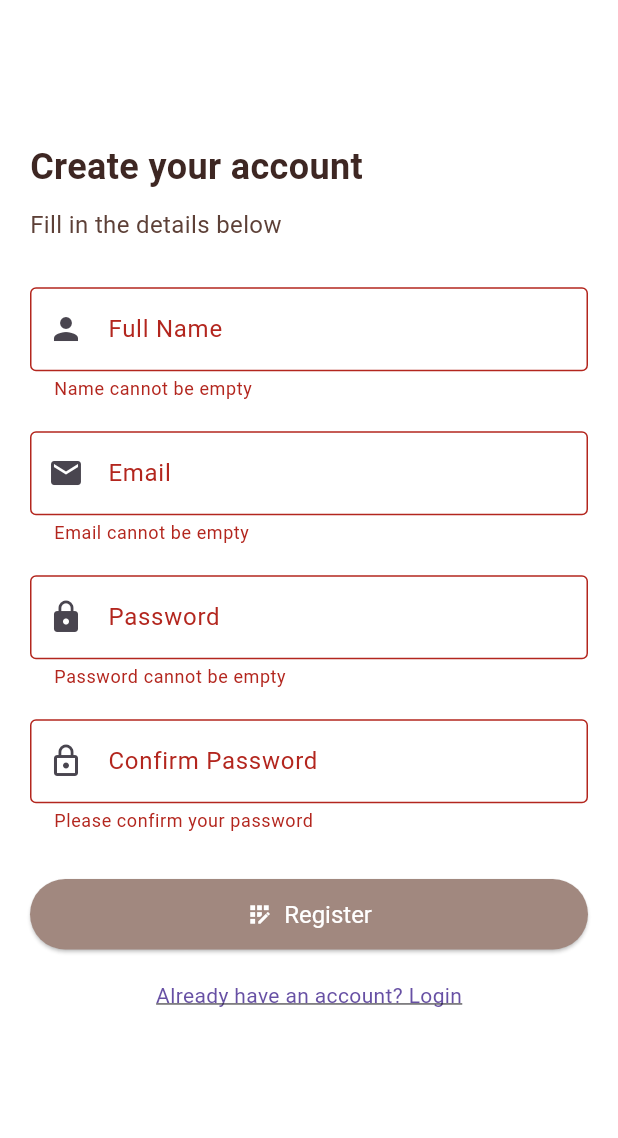
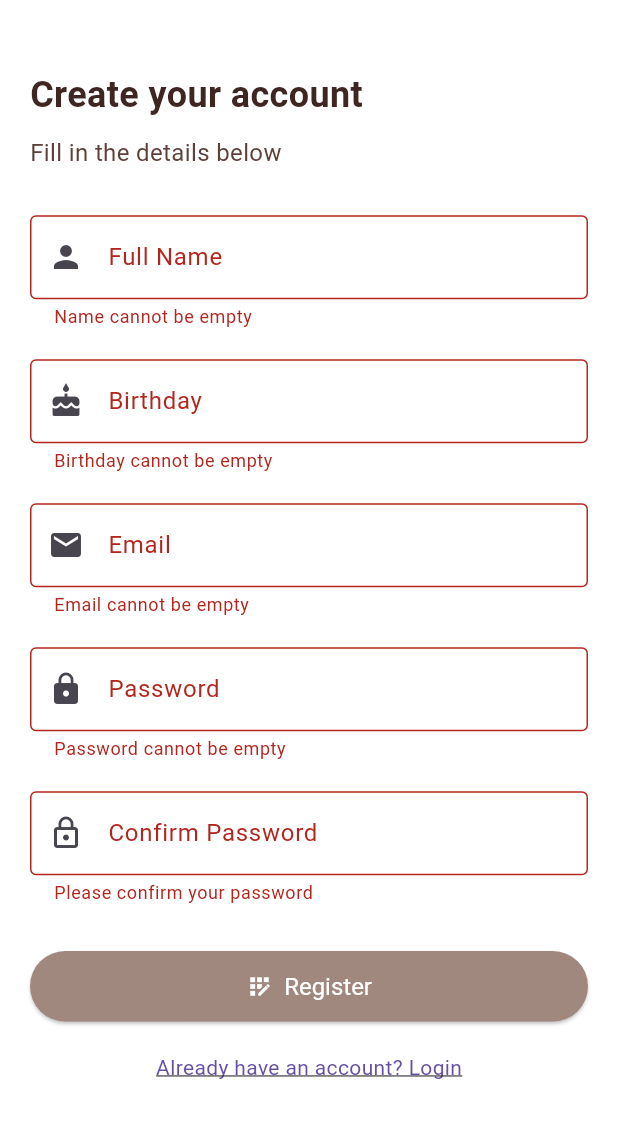
Before and after one commit to AbishekRT/ebrew-app, a Flutter app: the RegisterPage screen opened directly, after a tap on "Register", on a phone screen of 412 x 824 dp, the part 84-1222 px from its top. Run offline on Flutter 3.47's test engine with Material 3 defaults, Android fonts, the phone set to English and light mode, and no system bars.

Commit message:
Add birthday field to registration form with date picker

```diff
--- a/lib/screens/register_page.dart
+++ b/lib/screens/register_page.dart
@@ -17,6 +17,8 @@ class _RegisterPageState extends State<RegisterPage> {
   final _emailController = TextEditingController();
   final _passwordController = TextEditingController();
   final _confirmPasswordController = TextEditingController();
+  final _birthdayController = TextEditingController();
+  DateTime? _selectedDate;
 
   void _register() {
     if (_formKey.currentState!.validate()) {
@@ -58,6 +60,35 @@ class _RegisterPageState extends State<RegisterPage> {
           return 'Email cannot be empty';
         } else if (!value.contains('@') || !value.contains('.')) {
           return 'Please enter a valid email';
+        }
+        return null;
+      },
+    );
+  }
+
+  TextFormField _buildBirthdayField() {
+    return TextFormField(
+      controller: _birthdayController,
+      readOnly: true,
+      decoration: _inputDecoration('Birthday', Icons.cake),
+      onTap: () async {
+        final DateTime? picked = await showDatePicker(
+          context: context,
+          initialDate: DateTime(2000),
+          firstDate: DateTime(1900),
+          lastDate: DateTime.now(),
+        );
+        if (picked != null) {
+          setState(() {
+            _selectedDate = picked;
+            _birthdayController.text =
+                '${picked.day}/${picked.month}/${picked.year}';
+          });
+        }
+      },
+      validator: (value) {
+        if (value == null || value.isEmpty) {
+          return 'Birthday cannot be empty';
         }
         return null;
       },
@@ -146,6 +177,8 @@ class _RegisterPageState extends State<RegisterPage> {
                   const SizedBox(height: 30),
                   _buildNameField(),
                   const SizedBox(height: 20),
+                  _buildBirthdayField(), // ✅ Birthday field added here
+                  const SizedBox(height: 20),
                   _buildEmailField(),
                   const SizedBox(height: 20),
                   _buildPasswordField(),
```
